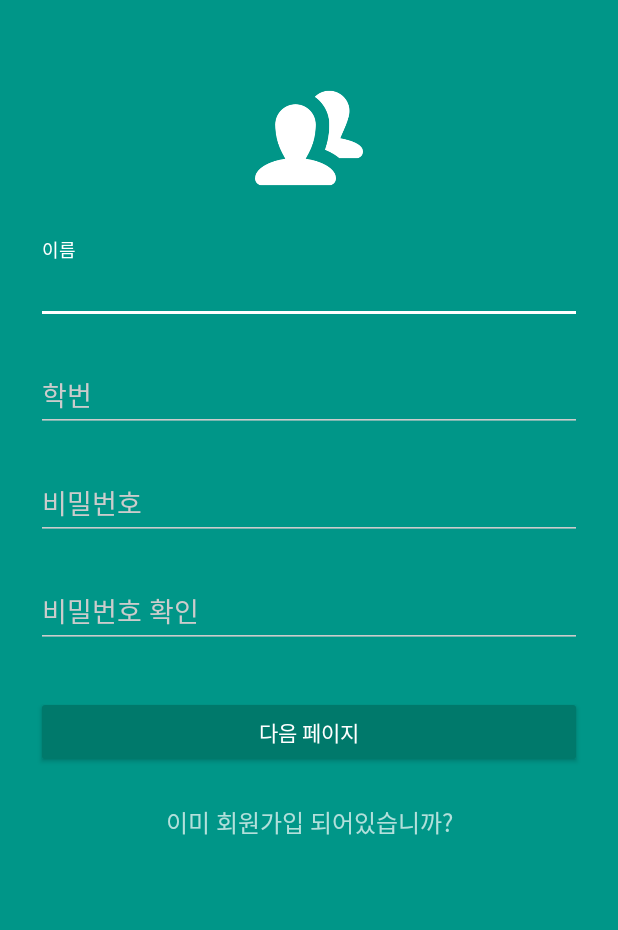
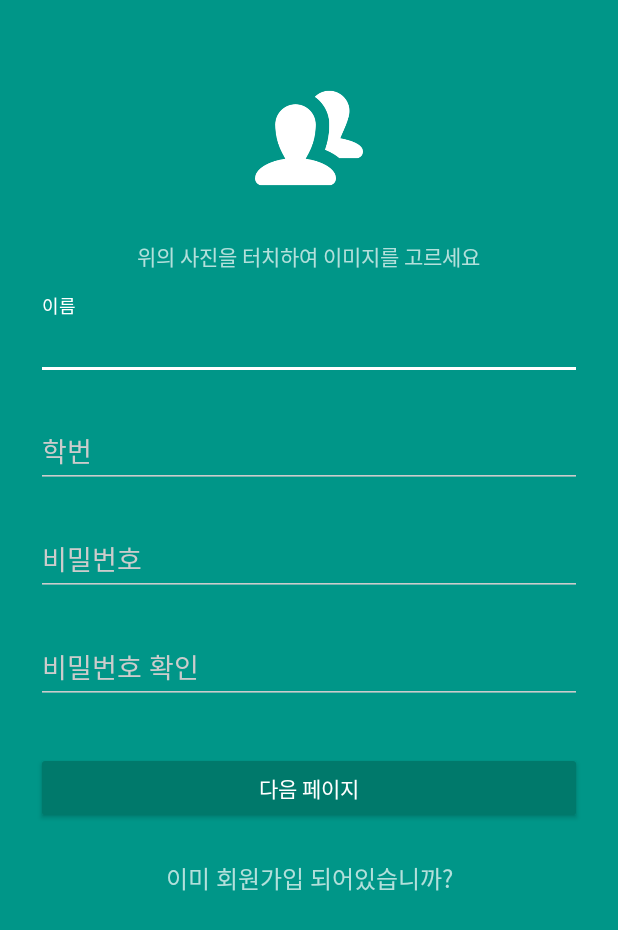
Before and after one commit to HannahHanaKim/New_Face, an Android app: the Activity_signup screen opened directly, with no data from a screen before it, on a phone screen of 412 x 824 dp. Shown: the top 930 px of the screen. Run offline under Robolectric (Android 15) with nearby library versions, the light colour scheme and no system bars; our stand-ins replace ButterKnife.

Commit message:
activity signup에 텍스트뷰 추가

```diff
--- a/app/src/main/res/layout/activity_signup.xml
+++ b/app/src/main/res/layout/activity_signup.xml
@@ -13,77 +13,81 @@
         android:paddingTop="56dp">
 
         <ImageView
+            android:id="@+id/image"
             android:layout_width="wrap_content"
             android:layout_height="72dp"
             android:layout_gravity="center_horizontal"
             android:layout_marginBottom="24dp"
-            android:src="@drawable/friend"
-            android:id="@+id/image"/>
+            android:src="@drawable/friend" />
 
         <RelativeLayout
             android:id="@+id/sliding"
+            android:visibility="gone"
             android:layout_width="match_parent"
-            android:visibility="gone"
             android:layout_height="wrap_content">
 
             <ImageView
                 android:id="@+id/asian_man"
-                android:layout_width="100dp"
-                android:layout_height="100dp"
-                android:layout_alignParentStart="true"
+                android:layout_width="80dp"
+                android:layout_height="80dp"
                 android:layout_alignParentTop="true"
-                android:layout_marginTop="12dp"
+                android:layout_alignStart="@+id/black_woman"
                 android:scaleType="centerInside"
                 android:src="@drawable/asian_man" />
 
             <ImageView
                 android:id="@+id/asian_woman"
-                android:layout_width="100dp"
-                android:layout_height="100dp"
-                android:layout_alignTop="@+id/asian_man"
-                android:layout_marginStart="20dp"
-                android:layout_toEndOf="@+id/asian_man"
+                android:layout_width="80dp"
+                android:layout_height="80dp"
+                android:layout_alignParentTop="true"
+                android:layout_centerHorizontal="true"
                 android:scaleType="centerInside"
                 android:src="@drawable/asian_woman" />
 
             <ImageView
                 android:id="@+id/black_man"
-                android:layout_width="100dp"
-                android:layout_height="100dp"
-                android:layout_alignTop="@+id/asian_woman"
-                android:layout_marginStart="20dp"
+                android:layout_width="80dp"
+                android:layout_height="80dp"
+                android:layout_above="@+id/black_woman"
                 android:layout_toEndOf="@+id/asian_woman"
                 android:scaleType="centerInside"
                 android:src="@drawable/black_man" />
 
             <ImageView
                 android:id="@+id/black_woman"
-                android:layout_width="100dp"
-                android:layout_height="100dp"
-                android:layout_alignStart="@+id/asian_man"
+                android:layout_width="80dp"
+                android:layout_height="80dp"
                 android:layout_below="@+id/asian_man"
-                android:layout_marginTop="20dp"
+                android:layout_marginTop="17dp"
+                android:layout_toStartOf="@+id/white_man"
                 android:scaleType="centerInside"
                 android:src="@drawable/black_woman" />
 
             <ImageView
                 android:id="@+id/white_man"
-                android:layout_width="100dp"
-                android:layout_height="100dp"
+                android:layout_width="80dp"
+                android:layout_height="80dp"
+                android:layout_alignParentBottom="true"
                 android:layout_alignStart="@+id/asian_woman"
-                android:layout_alignTop="@+id/black_woman"
                 android:scaleType="centerInside"
                 android:src="@drawable/white_man" />
 
             <ImageView
                 android:id="@+id/white_woman"
-                android:layout_width="100dp"
-                android:layout_height="100dp"
-                android:layout_alignStart="@+id/black_man"
-                android:layout_alignTop="@+id/white_man"
+                android:layout_width="80dp"
+                android:layout_height="80dp"
+                android:layout_alignParentBottom="true"
+                android:layout_toEndOf="@+id/white_man"
                 android:scaleType="centerInside"
                 android:src="@drawable/white_woman" />
         </RelativeLayout>
+        <TextView
+            android:layout_width="wrap_content"
+            android:layout_height="wrap_content"
+            android:layout_marginBottom="8dp"
+            android:layout_gravity="center"
+            android:layout_marginTop="8dp"
+            android:text="위의 사진을 터치하여 이미지를 고르세요"/>
 
         <!-- Name Label -->
         <android.support.design.widget.TextInputLayout
```
